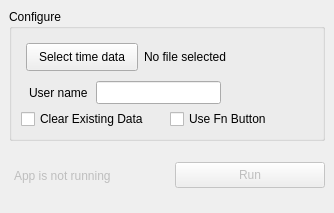
Before: the Qt Designer form app/gui/main_window.ui in Dylan-Dotti/GHD-Auto-Time-Entry, drawn with Qt 5.
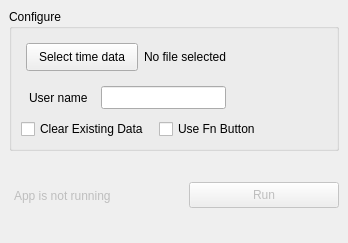
After: the same form once the commit is applied.

Commit message: Added username validation and status publishing

What changed in the file:
```diff
--- a/app/gui/main_window.ui
+++ b/app/gui/main_window.ui
@@ -6,8 +6,8 @@
    <rect>
     <x>0</x>
     <y>0</y>
-    <width>334</width>
-    <height>213</height>
+    <width>348</width>
+    <height>243</height>
    </rect>
   </property>
   <property name="sizePolicy">
@@ -39,7 +39,7 @@
        <item row="0" column="0">
         <layout class="QVBoxLayout" name="verticalLayout">
          <property name="spacing">
-          <number>5</number>
+          <number>10</number>
          </property>
          <property name="sizeConstraint">
           <enum>QLayout::SetDefaultConstraint</enum>
@@ -80,8 +80,8 @@
               </sizepolicy>
              </property>
              <property name="styleSheet">
-              <string notr="true">Margin: 10px;
-margin-left: 0px;</string>
+              <string notr="true">padding: 10px 10px 10px 0px;
+</string>
              </property>
              <property name="text">
               <string>No file selected</string>
@@ -176,6 +176,19 @@
              </property>
             </widget>
            </item>
+           <item>
+            <spacer name="horizontalSpacer_2">
+             <property name="orientation">
+              <enum>Qt::Horizontal</enum>
+             </property>
+             <property name="sizeHint" stdset="0">
+              <size>
+               <width>40</width>
+               <height>20</height>
+              </size>
+             </property>
+            </spacer>
+           </item>
           </layout>
          </item>
         </layout>
```
Left out of the diff: 2 changed lines with no effect on the pictures. The commit also changes 2 other files.
